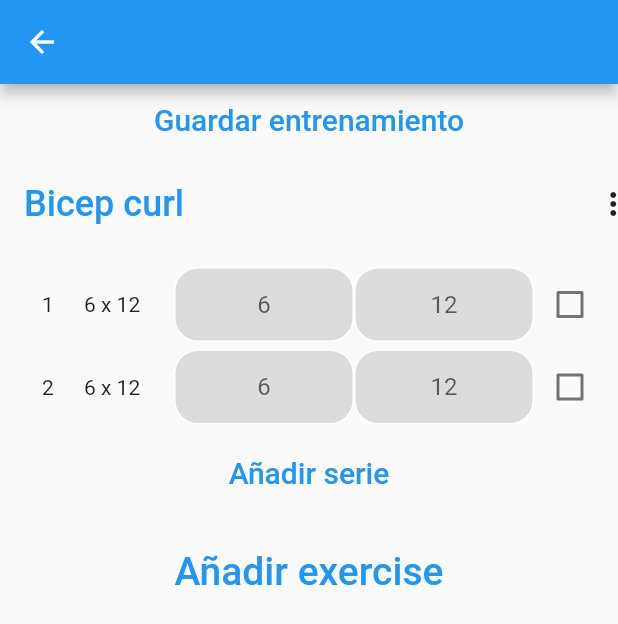
After one commit to alexmarpan/flutter_gym_app, a Flutter app: the screen it shows after launch, after a tap on "Create new workout", on a phone screen of 412 x 824 dp. The commit adds this screen. Shown: the top 624 px of the screen. Run offline on Flutter 3.47's test engine with Material 2 defaults, Android fonts, the phone set to English and light mode, and no system bars; our stand-ins replace pedometer.

Commit message:
update names and some changes

```diff
--- a/lib/application/const.dart
+++ b/lib/application/const.dart
@@ -1,7 +1,7 @@
 import 'package:flutter/material.dart';
 
-const List<PopupMenuEntry<String>> opcionserie = [
-  PopupMenuItem(value: 'C', child: Text('Calentamiento')),
+const List<PopupMenuEntry<String>> serieoption = [
+  PopupMenuItem(value: 'W', child: Text('Warm up')),
   PopupMenuItem(value: 'D', child: Text('Drop')),
-  PopupMenuItem(value: 'F', child: Text('Fallo'))
+  PopupMenuItem(value: 'F', child: Text('Failure'))
 ];
--- a/lib/domain/ejercicio.dart
+++ b/lib/domain/exercise.dart
@@ -1,20 +1,20 @@
 import 'package:uuid/uuid.dart';
 
-class Ejercicio {
+class Exercise {
   String id;
   String idMusculo;
   String idCategoria;
   String nombre;
 
-  Ejercicio({
+  Exercise({
     required this.id,
     required this.idMusculo,
     required this.idCategoria,
     required this.nombre,
   });
 
-  static createTestEjercicio(String nombre) {
-    return Ejercicio(
+  static createTestExercise(String nombre) {
+    return Exercise(
         id: const Uuid().v4().toString(),
         idMusculo: const Uuid().v4().toString(),
         idCategoria: const Uuid().v4().toString(),
@@ -29,4 +29,12 @@ class Ejercicio {
     data['nombre'] = nombre;
     return data;
   }
+
+  static fromJson(Map<String, dynamic> json) {
+    return Exercise(
+        id: json['id'],
+        idMusculo: json['idMusculo'],
+        idCategoria: json['idCategoria'],
+        nombre: json['nombre']);
+  }
 }
--- /dev/null
+++ b/lib/domain/view_models/exercise_serie_viewmodel.dart
@@ -0,0 +1,22 @@
+import 'package:gym_app/domain/exercise.dart';
+import 'package:gym_app/domain/serie.dart';
+
+class ExerciseSerieViewModel {
+  Exercise exercise;
+  List<Serie> series;
+
+  ExerciseSerieViewModel({required this.exercise, required this.series});
+
+  Map<String, dynamic> toJson() {
+    final Map<String, dynamic> data = <String, dynamic>{};
+    data['exercise'] = exercise;
+    data['series'] = series.map((e) => e.toJson()).toList();
+    return data;
+  }
+
+  static fromJson(Map<String, dynamic> json) {
+    return ExerciseSerieViewModel(
+        exercise: Exercise.fromJson(json['exercise']),
+        series: List<Serie>.from(json['series'].map((x) => Serie.fromJson(x))));
+  }
+}
--- a/lib/main.dart
+++ b/lib/main.dart
@@ -1,7 +1,12 @@
+import 'dart:convert';
+import 'dart:io';
+
 import 'package:flutter/material.dart';
-import 'package:gym_app/presentation/contador_pasos_view.dart';
-import 'package:gym_app/presentation/menu_entrenamiento_view.dart';
+import 'package:gym_app/domain/view_models/exercise_serie_viewmodel.dart';
+import 'package:gym_app/presentation/step_counter_view.dart';
+import 'package:gym_app/presentation/workout_menu_view.dart';
 import 'package:gym_app/shared/custom_page_route.dart';
+import 'package:gym_app/shared/utils.dart';
 
 void main() {
   runApp(const MyApp());
@@ -34,6 +39,12 @@ class MyHomePage extends StatefulWidget {
 
 class _MyHomePageState extends State<MyHomePage> {
   @override
+  void initState() {
+    super.initState();
+    seeFiles();
+  }
+
+  @override
   Widget build(BuildContext context) {
     return Scaffold(
         appBar: AppBar(),
@@ -41,26 +52,37 @@ class _MyHomePageState extends State<MyHomePage> {
             child: Column(
           mainAxisAlignment: MainAxisAlignment.center,
           crossAxisAlignment: CrossAxisAlignment.center,
-          children: [goToMenuEntrenamiento() /*, goToContadorPasos()*/],
+          children: [goToMenuWorkout()],
         )));
   }
 
-  TextButton goToMenuEntrenamiento() {
+  TextButton goToMenuWorkout() {
     return TextButton(
         onPressed: () {
           Navigator.of(context)
-              .push(CustomPageRoute(child: const MenuEntrenamientoView()));
+              .push(CustomPageRoute(child: const MenuWorkoutView()));
         },
-        child: const Text('Crear nuevo entrenamiento',
-            style: TextStyle(fontSize: 26)));
+        child:
+            const Text('Create new workout', style: TextStyle(fontSize: 26)));
   }
 
   TextButton goToContadorPasos() {
     return TextButton(
         onPressed: () {
           Navigator.of(context).push(MaterialPageRoute(
-              builder: ((context) => const ContadorPasosView())));
+              builder: ((context) => const StepCounterView())));
         },
-        child: const Text('Contador de pasos', style: TextStyle(fontSize: 26)));
+        child: const Text('Step counter', style: TextStyle(fontSize: 26)));
+  }
+
+  void seeFiles() async {
+    var files = await readFiles();
+    for (var element in files) {
+      if (element is File && element.path.endsWith('_train.json')) {
+        var prueba = ExerciseSerieViewModel.fromJson(
+            json.decode(element.readAsStringSync()));
+        print(prueba);
+      }
+    }
   }
 }
--- /dev/null
+++ b/lib/presentation/exercise_list_view.dart
@@ -0,0 +1,51 @@
+import 'package:flutter/material.dart';
+import 'package:gym_app/domain/view_models/exercise_serie_viewmodel.dart';
+import 'package:gym_app/presentation/exercise_list_order_view.dart';
+import 'package:gym_app/presentation/exercise_unique_view.dart';
+
+class ExerciseListView extends StatefulWidget {
+  final List<ExerciseSerieViewModel>? exercises;
+  const ExerciseListView({
+    Key? key,
+    required this.exercises,
+  }) : super(key: key);
+
+  @override
+  State<ExerciseListView> createState() => _ExerciseListViewState();
+}
+
+class _ExerciseListViewState extends State<ExerciseListView> {
+  @override
+  Widget build(BuildContext context) {
+    return generarListaExercises(widget.exercises!);
+  }
+
+  ListView generarListaExercises(List<ExerciseSerieViewModel> exercises) {
+    return ListView.separated(
+        shrinkWrap: true,
+        padding: const EdgeInsets.all(8),
+        itemCount: exercises.length,
+        itemBuilder: (BuildContext context, int index) {
+          return Column(children: [
+            widgetListExercise(exercises[index]),
+            const SizedBox(height: 10)
+          ]);
+        },
+        separatorBuilder: (BuildContext context, int index) =>
+            const SizedBox(height: 5));
+  }
+
+  ExerciseUniqueView widgetListExercise(ExerciseSerieViewModel exercise) {
+    return ExerciseUniqueView(
+      exercise: exercise,
+      selected: (value) => orderExercises(value),
+    );
+  }
+
+  void orderExercises(ExerciseSerieViewModel exercise) {
+    Navigator.of(context).push(MaterialPageRoute(
+        builder: ((context) => ExerciseListOrderView(
+            exercises: widget.exercises!.map((e) => e.exercise).toList(),
+            exerciseSelected: exercise.exercise))));
+  }
+}
--- a/lib/presentation/ejercicio_unique_view.dart
+++ b/lib/presentation/exercise_unique_view.dart
@@ -1,38 +1,38 @@
 import 'package:flutter/material.dart';
-import 'package:gym_app/domain/view_models/ejercicio_serie_viewmodel.dart';
+import 'package:gym_app/domain/view_models/exercise_serie_viewmodel.dart';
 import 'package:gym_app/presentation/serie_list_view.dart';
 
-class EjercicioUniqueView extends StatefulWidget {
-  final ValueChanged<EjercicioSerieViewModel> selected;
-  final EjercicioSerieViewModel ejercicio;
+class ExerciseUniqueView extends StatefulWidget {
+  final ValueChanged<ExerciseSerieViewModel> selected;
+  final ExerciseSerieViewModel exercise;
 
-  const EjercicioUniqueView(
-      {Key? key, required this.ejercicio, required this.selected})
+  const ExerciseUniqueView(
+      {Key? key, required this.exercise, required this.selected})
       : super(key: key);
 
   @override
-  State<EjercicioUniqueView> createState() => _EjercicioUniqueViewState();
+  State<ExerciseUniqueView> createState() => _ExerciseUniqueViewState();
 }
 
-class _EjercicioUniqueViewState extends State<EjercicioUniqueView> {
+class _ExerciseUniqueViewState extends State<ExerciseUniqueView> {
   bool _showSerie = true;
 
   @override
   Widget build(BuildContext context) {
-    return _builderRowEjercicio(widget.ejercicio);
+    return _builderRowExercise(widget.exercise);
   }
 
-  Column _builderRowEjercicio(EjercicioSerieViewModel ejercicio) {
+  Column _builderRowExercise(ExerciseSerieViewModel exercise) {
     List<Widget> children = [
-      generateTitulo(ejercicio),
+      generateTitulo(exercise),
       const SizedBox(height: 10),
-      SerieListView(ejercicio: ejercicio, visible: _showSerie)
+      SerieListView(exercise: exercise, visible: _showSerie)
     ];
 
     return Column(children: children);
   }
 
-  Row generateTitulo(EjercicioSerieViewModel ejercicio) {
+  Row generateTitulo(ExerciseSerieViewModel exercise) {
     return Row(children: [
       Expanded(
           flex: 25,
@@ -40,28 +40,28 @@ class _EjercicioUniqueViewState extends State<EjercicioUniqueView> {
               onPressed: () {
                 changeShowSerie();
               },
-              onLongPress: () => widget.selected(ejercicio),
+              onLongPress: () => widget.selected(exercise),
               style: const ButtonStyle(alignment: Alignment.topLeft),
-              child: Text(ejercicio.ejercicio.nombre,
+              child: Text(exercise.exercise.nombre,
                   style: const TextStyle(fontSize: 24)))),
       Expanded(
         child: Column(
           mainAxisAlignment: MainAxisAlignment.end,
           children: [
             PopupMenuButton<String>(
-              tooltip: 'Opciones ejercicio',
+              tooltip: 'Opciones exercise',
               splashRadius: 20.0,
               itemBuilder: (context) => [
                 /**
                   * añadir nota, crear superserie
-                  * cambiar ejercicio
+                  * cambiar exercise
                   * tiempo de descanso, tipo de peso (kg, lb)
-                  * eliminar ejercicio
+                  * eliminar exercise
                   */
                 const PopupMenuItem(
-                    value: 'cambiar', child: Text('Cambiar ejercicio')),
+                    value: 'cambiar', child: Text('Cambiar exercise')),
                 const PopupMenuItem(
-                    value: 'borrar', child: Text('Borrar ejercicio'))
+                    value: 'borrar', child: Text('Borrar exercise'))
               ],
             )
           ],
--- a/lib/presentation/serie_list_view.dart
+++ b/lib/presentation/serie_list_view.dart
@@ -1,13 +1,12 @@
 import 'package:flutter/material.dart';
 import 'package:gym_app/domain/serie.dart';
-import 'package:gym_app/domain/view_models/ejercicio_serie_viewmodel.dart';
+import 'package:gym_app/domain/view_models/exercise_serie_viewmodel.dart';
 import 'package:gym_app/presentation/serie_unique_view.dart';
 
 class SerieListView extends StatefulWidget {
-  final EjercicioSerieViewModel ejercicio;
+  final ExerciseSerieViewModel exercise;
   final bool visible;
-  const SerieListView(
-      {Key? key, required this.ejercicio, required this.visible})
+  const SerieListView({Key? key, required this.exercise, required this.visible})
       : super(key: key);
 
   @override
@@ -42,8 +41,8 @@ class _SerieListViewState extends State<SerieListView> {
           }*/
 
     return Column(children: [
-      generarListaSeries(widget.ejercicio.series),
-      addSerie(widget.ejercicio.series)
+      generarListaSeries(widget.exercise.series),
+      addSerie(widget.exercise.series)
     ]);
     // });
   }
--- a/lib/presentation/serie_unique_view.dart
+++ b/lib/presentation/serie_unique_view.dart
@@ -43,7 +43,7 @@ class _SerieUniqueViewState extends State<SerieUniqueView> {
             tooltip: 'Tipo de serie',
             onSelected: (String value) =>
                 onPopUpMenuButtonSelected(serie, value),
-            itemBuilder: (context) => opcionserie,
+            itemBuilder: (context) => serieoption,
             icon: Text(getTextoMenuButton(serie))));
   }
 
--- /dev/null
+++ b/lib/presentation/workout_menu_view.dart
@@ -0,0 +1,91 @@
+import 'package:flutter/material.dart';
+import 'package:gym_app/shared/utils.dart';
+import 'package:gym_app/domain/exercise.dart';
+import 'package:gym_app/domain/serie.dart';
+import 'package:gym_app/domain/view_models/exercise_serie_viewmodel.dart';
+import 'package:gym_app/presentation/exercise_list_view.dart';
+
+class MenuWorkoutView extends StatefulWidget {
+  const MenuWorkoutView({super.key});
+
+  @override
+  State<MenuWorkoutView> createState() => _MenuWorkoutViewState();
+}
+
+class _MenuWorkoutViewState extends State<MenuWorkoutView> {
+  late Future<List<ExerciseSerieViewModel>?> _exercises;
+
+  @override
+  void initState() {
+    super.initState();
+    _exercises = getExercises();
+  }
+
+  @override
+  Widget build(BuildContext context) {
+    return Scaffold(
+        appBar: AppBar(),
+        body: FutureBuilder(
+            future: _exercises,
+            builder: ((BuildContext context, AsyncSnapshot snap) {
+              if (snap.connectionState == ConnectionState.waiting) {
+                return const Center(child: Text('Cargando exercise ...'));
+              }
+
+              if (snap.hasError || !snap.hasData) {
+                return const Center(child: Text('No hay datos'));
+              }
+
+              return SingleChildScrollView(
+                child: Column(
+                  children: [
+                    buttonSaveWorkouting(snap.data),
+                    ExerciseListView(exercises: snap.data),
+                    addExercise(snap.data),
+                  ],
+                ),
+              );
+            })));
+  }
+
+  TextButton addExercise(List<ExerciseSerieViewModel> exercises) {
+    return TextButton(
+        onPressed: () {
+          generateExercise(exercises);
+        },
+        child: const Text('Añadir exercise', style: TextStyle(fontSize: 26)));
+  }
+
+  void generateExercise(List<ExerciseSerieViewModel> exercises) {
+    exercises.add(Exercise.createTestExercise('Press banca'));
+    setState(() {});
+  }
+
+  TextButton buttonSaveWorkouting(List<ExerciseSerieViewModel> exercises) {
+    return TextButton(
+        onPressed: () {
+          saveWorkouting(exercises);
+        },
+        child: const Text('Guardar entrenamiento',
+            style: TextStyle(fontSize: 20)));
+  }
+
+  void saveWorkouting(List<ExerciseSerieViewModel> exercises) {
+    writeToFile('${DateTime.now().microsecondsSinceEpoch ~/ 1000}_train.json',
+        exercises[0].toJson());
+  }
+}
+
+Future<List<ExerciseSerieViewModel>?> getExercises() async {
+  List<ExerciseSerieViewModel> lvm = [];
+
+  List<Serie> ls = [];
+  for (int i = 0; i < 2; i++) {
+    ls.add(Serie.createTestSerie(i));
+  }
+
+  lvm.add(ExerciseSerieViewModel(
+      exercise: Exercise.createTestExercise('Bicep curl'), series: ls));
+
+  return lvm.isNotEmpty ? lvm : null;
+}
--- a/lib/shared/utils.dart
+++ b/lib/shared/utils.dart
@@ -13,3 +13,9 @@ void writeToFile(String fileName, Map<String, dynamic> content) {
     createFile(content, directory, fileName);
   });
 }
+
+Future<List<FileSystemEntity>> readFiles() async {
+  return await getApplicationDocumentsDirectory().then((Directory dir) {
+    return dir.listSync(recursive: false, followLinks: false);
+  });
+}
```
Also changed, not shown: lib/domain/serie.dart (+10 -0 lines), lib/domain/view_models/ejercicio_serie_viewmodel.dart (deleted, +0 -16 lines), lib/presentation/ejercicio_list_order_view.dart (deleted, +0 -22 lines), lib/presentation/ejercicio_list_view.dart (deleted, +0 -51 lines), lib/presentation/exercise_list_order_view.dart (added, +22 -0 lines), lib/presentation/menu_entrenamiento_view.dart (deleted, +0 -96 lines), lib/presentation/step_counter_view.dart (renamed from lib/presentation/contador_pasos_view.dart, +4 -4 lines), lib/assets/bench-press-24.png (deleted).
